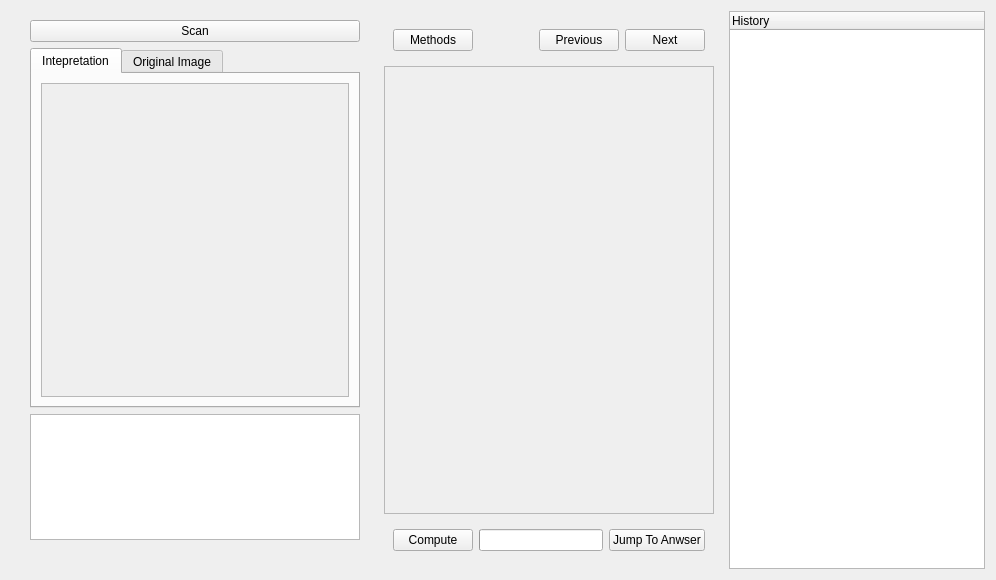
louis845/COMP2012H_Project, file gui/solution_widget.ui: the form before one commit.
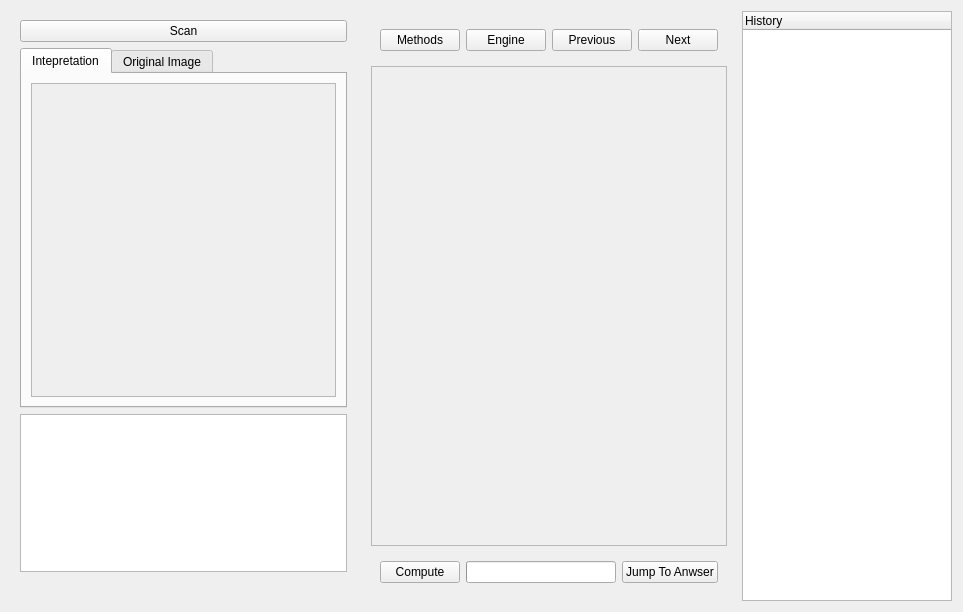
The form after the commit.

```diff
--- a/gui/solution_widget.ui
+++ b/gui/solution_widget.ui
@@ -6,8 +6,8 @@
    <rect>
     <x>0</x>
     <y>0</y>
-    <width>996</width>
-    <height>580</height>
+    <width>963</width>
+    <height>612</height>
    </rect>
   </property>
   <property name="minimumSize">
@@ -190,17 +190,11 @@
           </widget>
          </item>
          <item>
-          <spacer name="horizontalSpacer">
-           <property name="orientation">
-            <enum>Qt::Horizontal</enum>
+          <widget class="QPushButton" name="engine_btn">
+           <property name="text">
+            <string>Engine</string>
            </property>
-           <property name="sizeHint" stdset="0">
-            <size>
-             <width>40</width>
-             <height>20</height>
-            </size>
-           </property>
-          </spacer>
+          </widget>
          </item>
          <item>
           <widget class="QPushButton" name="previous_btn">
@@ -229,8 +223,8 @@
           <rect>
            <x>0</x>
            <y>0</y>
-           <width>357</width>
-           <height>438</height>
+           <width>402</width>
+           <height>470</height>
           </rect>
          </property>
         </widget>
```
